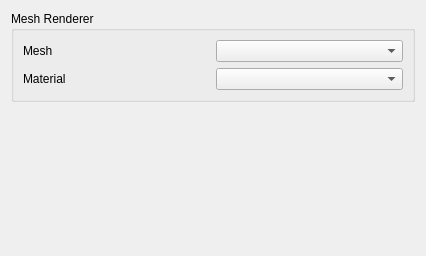
Old version of the form QT-Projects-9ffde45272023ece2f312d9e52dfeeb4ea44e85e/dia2/widgetmeshrenderer.ui in the repository albertllopart/QT-Projects.
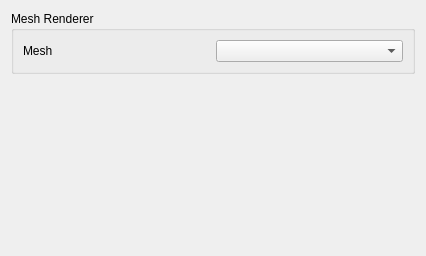
New version of the form.

Patch:
```diff
--- a/QT-Projects-9ffde45272023ece2f312d9e52dfeeb4ea44e85e/dia2/widgetmeshrenderer.ui
+++ b/QT-Projects-9ffde45272023ece2f312d9e52dfeeb4ea44e85e/dia2/widgetmeshrenderer.ui
@@ -19,6 +19,12 @@
   <layout class="QFormLayout" name="formLayout">
    <item row="0" column="0" colspan="2">
     <widget class="QGroupBox" name="groupBox">
+     <property name="maximumSize">
+      <size>
+       <width>500</width>
+       <height>500</height>
+      </size>
+     </property>
      <property name="title">
       <string>Mesh Renderer</string>
      </property>
@@ -47,19 +53,8 @@
         </item>
        </layout>
       </item>
-      <item row="1" column="0">
-       <layout class="QHBoxLayout" name="horizontalLayout_3">
-        <item>
-         <widget class="QLabel" name="label_Material">
-          <property name="text">
-           <string>Material</string>
-          </property>
-         </widget>
-        </item>
-        <item>
-         <widget class="QComboBox" name="ComboMaterial"/>
-        </item>
-       </layout>
+      <item row="3" column="0">
+       <layout class="QVBoxLayout" name="Textures"/>
       </item>
      </layout>
     </widget>
```
